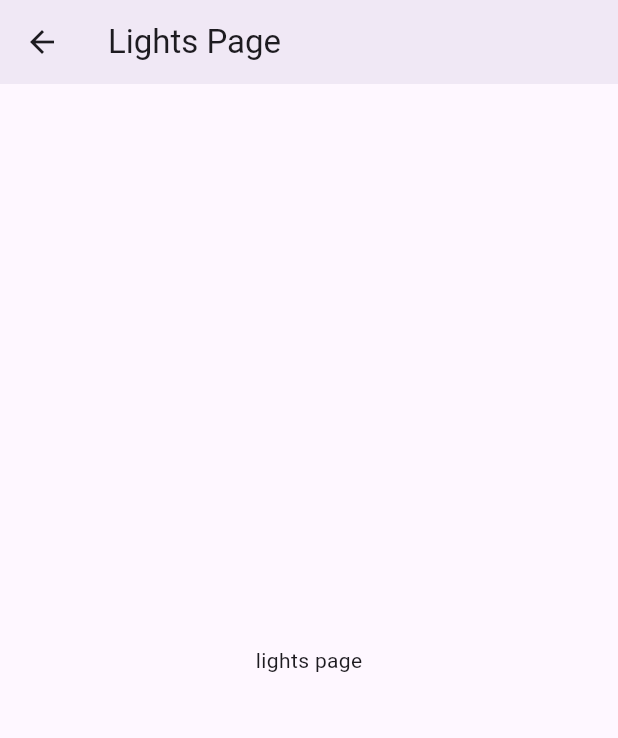
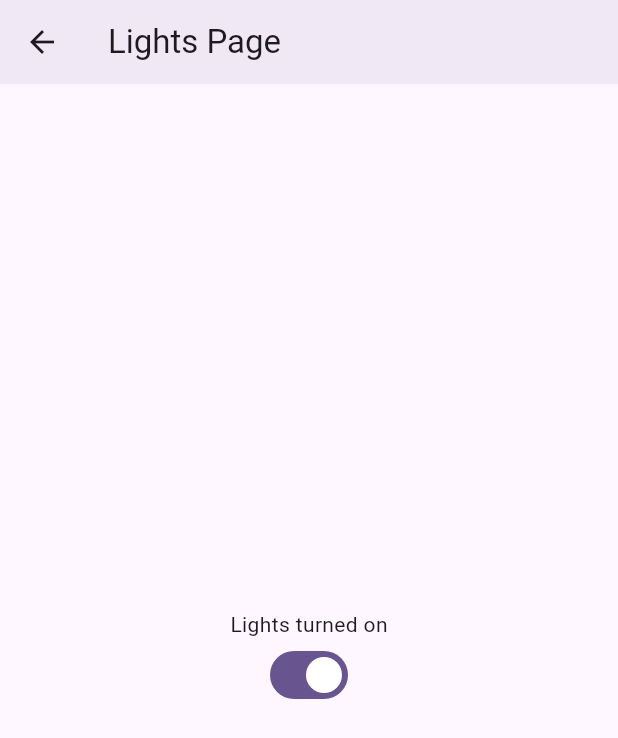
Before and after one commit to erayerdin/streaming_forms, a Flutter app: the screen it shows after launch, after a tap on "Lights Page", on a phone screen of 412 x 824 dp. Shown: the top 738 px of the screen. Run offline on Flutter 3.47's test engine with Material 2 defaults, Android fonts, the phone set to English and light mode, and no system bars.

Commit message:
implement LightsPage behavior

```diff
--- a/example/lib/lights.page.dart
+++ b/example/lib/lights.page.dart
@@ -12,26 +12,42 @@
 // See the License for the specific language governing permissions and
 // limitations under the License.
 
+import 'dart:async';
+
 import 'package:flutter/material.dart';
+import 'package:streaming_forms/streaming_forms.dart';
 
-class LightsPage extends StatefulWidget {
-  const LightsPage({super.key});
+class LightsPage extends StatelessWidget {
+  const LightsPage({required this.lightController, super.key});
+
+  final StreamController<bool> lightController;
 
   @override
-  State<LightsPage> createState() => _LightsPageState();
-}
+  Widget build(BuildContext context) {
+    return StreamBuilder(
+      stream: lightController.stream,
+      builder: (context, snapshot) {
+        final isLight = snapshot.data ?? true;
 
-class _LightsPageState extends State<LightsPage> {
-  @override
-  Widget build(BuildContext context) {
         return Scaffold(
           appBar: AppBar(
             title: const Text('Lights Page'),
             elevation: 4,
           ),
-      body: const Center(
-        child: Text('lights page'),
+          body: Center(
+            child: Column(
+              mainAxisSize: MainAxisSize.min,
+              children: [
+                Text(isLight ? 'Lights turned on' : 'Lights turned off'),
+                StreamingSwitch(
+                  controller: lightController,
+                  initialValue: isLight,
                 ),
+              ],
+            ),
+          ),
+        );
+      },
     );
   }
 }
--- a/example/lib/main.dart
+++ b/example/lib/main.dart
@@ -1,3 +1,5 @@
+import 'dart:async';
+
 import 'package:flutter/material.dart';
 import 'package:streaming_forms_example/home.page.dart';
 import 'package:streaming_forms_example/individual_widgets.page.dart';
@@ -7,25 +9,51 @@ void main() {
   runApp(const MyApp());
 }
 
-class MyApp extends StatelessWidget {
+class MyApp extends StatefulWidget {
   const MyApp({super.key});
 
-  // This widget is the root of your application.
+  @override
+  State<MyApp> createState() => _MyAppState();
+}
+
+class _MyAppState extends State<MyApp> {
+  final StreamController<bool> _lightSwitchController =
+      StreamController.broadcast();
+
+  @override
+  void dispose() {
+    _lightSwitchController.close();
+    super.dispose();
+  }
+
   @override
   Widget build(BuildContext context) {
+    return StreamBuilder(
+      builder: (context, snapshot) {
+        final isLight = snapshot.data ?? true;
+
         return MaterialApp(
           title: 'Streaming Forms Demo',
           theme: ThemeData(
             colorScheme: ColorScheme.fromSeed(seedColor: Colors.deepPurple),
             useMaterial3: true,
           ),
+          darkTheme: ThemeData.dark(
+            // colorScheme: ColorScheme.fromSeed(seedColor: Colors.deepPurple),
+            useMaterial3: true,
+          ),
+          themeMode: isLight ? ThemeMode.light : ThemeMode.dark,
           debugShowCheckedModeBanner: false,
           routes: {
             '/': (context) => const HomePage(),
             '/individual': (context) => const IndividualWidgetsPage(),
-        '/lights': (context) => const LightsPage(),
+            '/lights': (context) =>
+                LightsPage(lightController: _lightSwitchController),
           },
           initialRoute: '/',
         );
+      },
+      stream: _lightSwitchController.stream,
+    );
   }
 }
```
Lines whose indentation alone changed are shown as unchanged.
